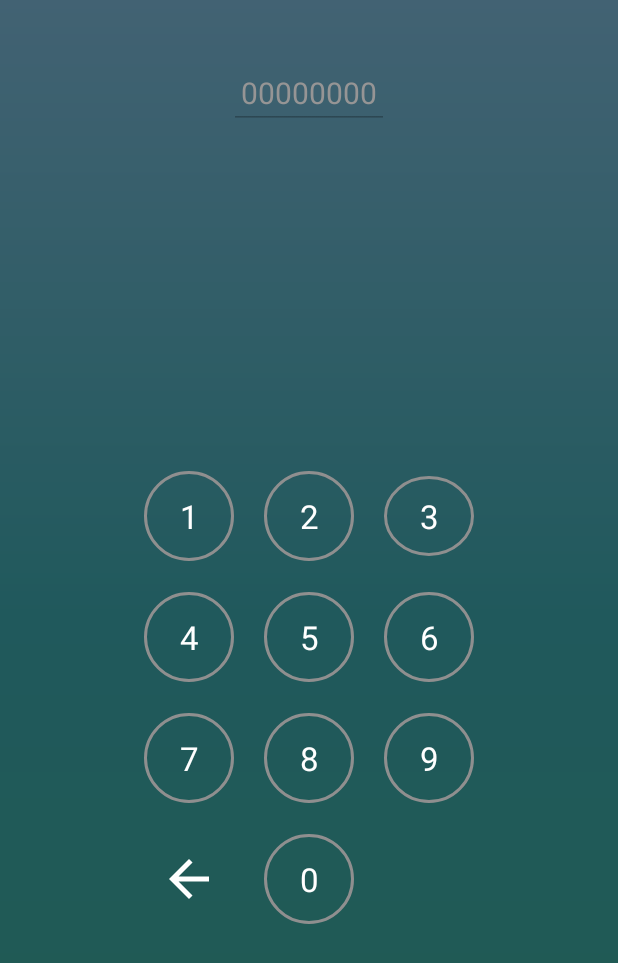
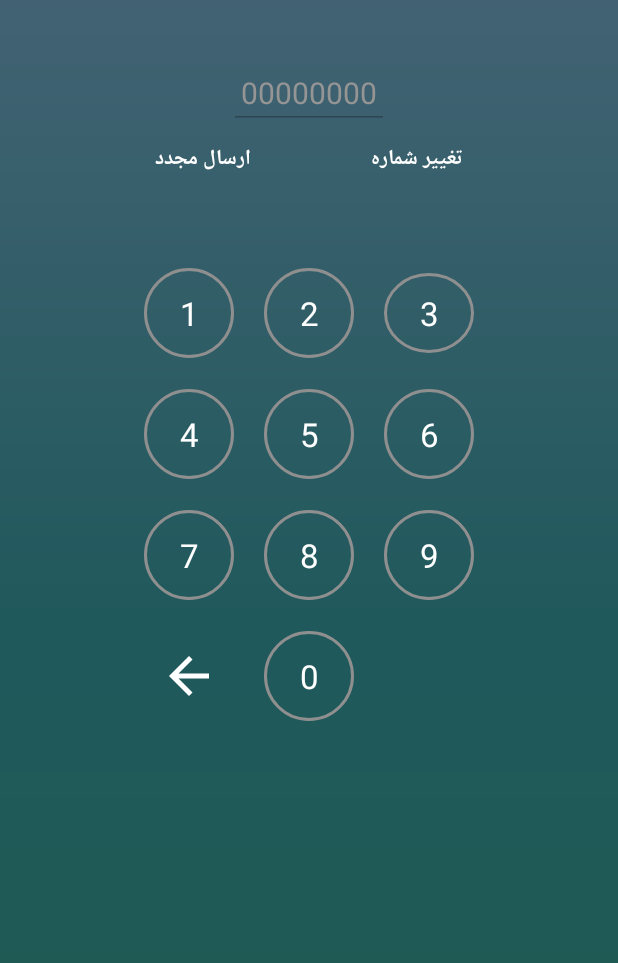
Before and after one commit to sobhan-zp/bookpro, an Android app: the layout activity_login.xml on its own in the app's theme, with its tools: preview values and no code run, on a phone screen of 412 x 824 dp. Shown: the top 963 px of the screen. Run offline under Robolectric (Android 15) with nearby library versions, the phone set to English and light mode, and no system bars.

Commit message:
Add sms verfitication

```diff
--- a/app/src/main/java/pro/book/ar/Activity/ActivityGallery.java
+++ b/app/src/main/java/pro/book/ar/Activity/ActivityGallery.java
@@ -1,6 +1,7 @@
 package pro.book.ar.Activity;
 
 import android.app.Activity;
+import android.content.Context;
 import android.os.Bundle;
 import android.support.v7.widget.DefaultItemAnimator;
 import android.support.v7.widget.LinearLayoutManager;
@@ -14,6 +15,7 @@ import pro.book.ar.Adapter.GalleryRecyclerAdapter;
 import pro.book.ar.Data.Gallery_app;
 import pro.book.ar.Model.GalleryModel;
 import pro.book.ar.R;
+import uk.co.chrisjenx.calligraphy.CalligraphyContextWrapper;
 
 
 public class ActivityGallery extends Activity {
@@ -61,6 +63,10 @@ public class ActivityGallery extends Activity {
     }
 
 
+    @Override
+    protected void attachBaseContext(Context newBase) {
+        super.attachBaseContext(CalligraphyContextWrapper.wrap(newBase));
+    }
 
 
 
--- a/app/src/main/java/pro/book/ar/Network/AppController.java
+++ b/app/src/main/java/pro/book/ar/Network/AppController.java
@@ -34,6 +34,7 @@ public class AppController extends Application {
     public final static String URL_TARGET = URL + "target/";
     public final static String URL_TARGET_DETAIL = URL + "Target/detail/";
 
+    public  static Context context = null;
 
 
     public static String SAVE_PATH = "SAVE_LOGIN";
--- a/app/src/main/res/layout/activity_login.xml
+++ b/app/src/main/res/layout/activity_login.xml
@@ -9,7 +9,7 @@
 
     <LinearLayout
         android:layout_width="match_parent"
-        android:layout_height="match_parent"
+        android:layout_height="wrap_content"
         android:orientation="vertical">
 
         <EditText
@@ -32,10 +32,43 @@
             android:textSize="20sp" />
 
         <LinearLayout
+            android:layout_width="wrap_content"
+            android:layout_height="wrap_content"
+            android:layout_gravity="center"
+            android:gravity="center"
+            android:orientation="horizontal">
+
+            <TextView
+                android:id="@+id/tv_resms_login"
+                android:layout_width="wrap_content"
+                android:layout_height="wrap_content"
+                android:layout_gravity="center"
+                android:textColor="@color/white"
+                android:onClick="tvOnClickLogin"
+                android:textStyle="bold"
+                android:textSize="14dp"
+                android:layout_marginRight="40dp"
+                android:text="ارسال مجدد" />
+
+            <TextView
+                android:id="@+id/tv_changeNum_login"
+                android:layout_width="wrap_content"
+                android:layout_height="wrap_content"
+                android:layout_gravity="center"
+                android:textColor="@color/white"
+                android:textStyle="bold"
+                android:onClick="tvOnClickLogin"
+                android:textSize="14dp"
+                android:layout_marginLeft="40dp"
+                android:text="تغییر شماره" />
+
+        </LinearLayout>
+
+        <LinearLayout
             android:id="@+id/keyboard"
             android:layout_width="match_parent"
-            android:layout_height="match_parent"
-            android:layout_marginTop="20dp"
+            android:layout_height="wrap_content"
+            android:layout_marginTop="50dp"
             android:divider="@drawable/keyboard_divider"
             android:gravity="center"
             android:orientation="vertical"
@@ -266,6 +299,7 @@
 
 
         </LinearLayout>
+
     </LinearLayout>
 
 
```
Also changed, not shown: app/src/main/java/pro/book/ar/Activity/ActivityMusic.java (+7 -0 lines), app/src/main/java/pro/book/ar/Activity/ActivityProfile.java (+8 -0 lines), app/src/main/java/pro/book/ar/Activity/EnterProfileActivity.java (+9 -0 lines), app/src/main/java/pro/book/ar/Activity/LockscreenActivity.java (+22 -25 lines), app/src/main/java/pro/book/ar/Activity/LoginActivity.java (+54 -88 lines), app/src/main/java/pro/book/ar/Classes/MyCountDownTimer.java (added, +36 -0 lines), app/src/main/res/drawable/btn_round.xml (+17 -5 lines), app/src/main/res/layout/activity_lockscreen.xml (+12 -3 lines).
